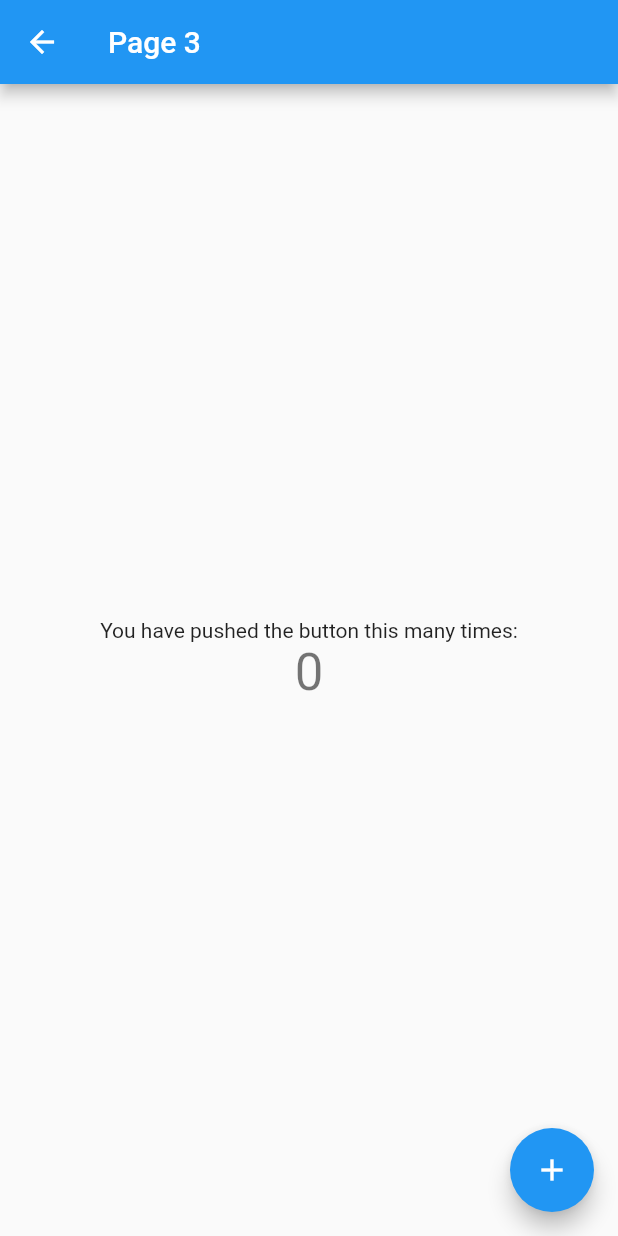
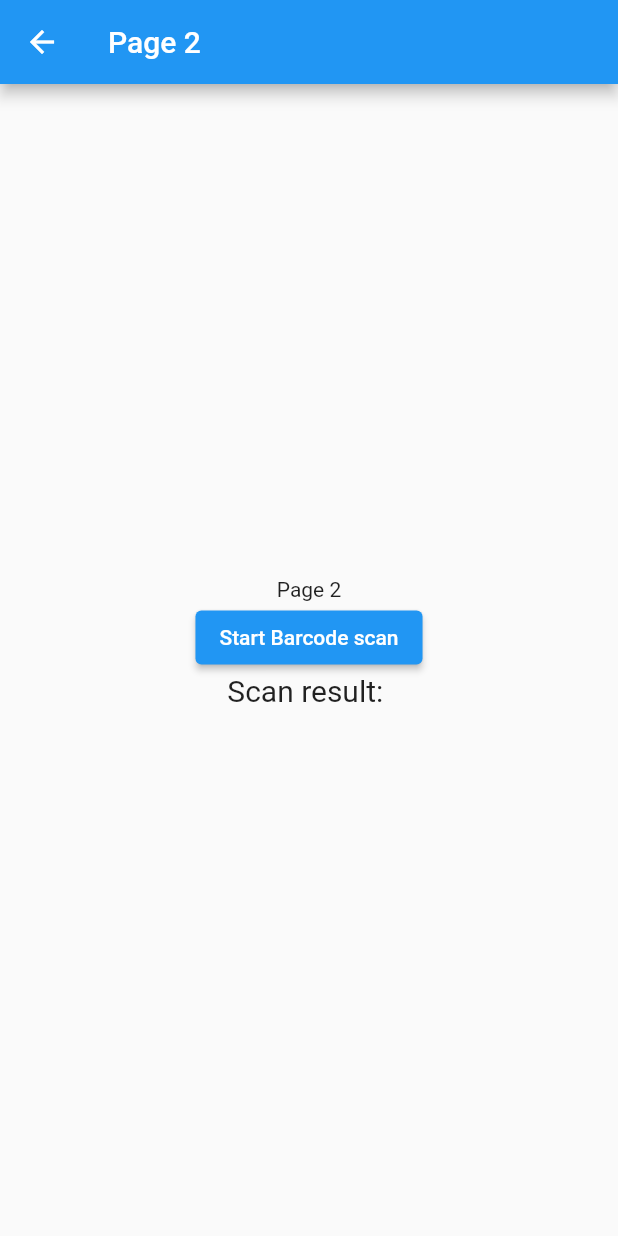
Before and after one commit to BW-BW/myscanner, a Flutter app: the MyPage3 screen opened directly, on a phone screen of 412 x 824 dp. Run offline on Flutter 3.47's test engine with Material 2 defaults, Android fonts, the phone set to English and light mode, and no system bars; our stand-ins replace supabase_flutter; missing offline and left inert: flutter_barcode_scanner; accounts and stored records are empty.

Commit message:
Icon
UI as well and scan auto now

```diff
--- a/lib/routes/routes.dart
+++ /dev/null
@@ -1,5 +0,0 @@
-class Routes {
-  static const String home = '/';
-  static const String settings = '/settings';
-  static const String profile = '/profile';
-}
--- a/lib/userpages/pageScan.dart
+++ b/lib/userpages/pageScan.dart
@@ -1,41 +1,57 @@
 import 'package:flutter/material.dart';
+import 'package:flutter_barcode_scanner/flutter_barcode_scanner.dart';
 
 class MyPage3 extends StatefulWidget {
   const MyPage3({super.key});
+
   @override
   MyPage3State createState() => MyPage3State();
 }
 
 class MyPage3State extends State<MyPage3> {
-  int _counter = 0;
+  String _scanBarcode = 'Unknown';
 
-  void _incrementCounter() {
+  @override
+  void initState() {
+    super.initState();
+    scanBarcodeNormal();
+  }
+
+  Future<void> scanBarcodeNormal() async {
+    String barcodeScanRes;
+    try {
+      barcodeScanRes = await FlutterBarcodeScanner.scanBarcode(
+          '#ff6666', 'Cancel', true, ScanMode.BARCODE);
+    } catch (e) {
+      barcodeScanRes = 'Failed to get platform version.';
+    }
+    if (!mounted) return;
+
     setState(() {
-      _counter++;
+      _scanBarcode = barcodeScanRes;
     });
   }
 
   @override
   Widget build(BuildContext context) {
     return Scaffold(
-      appBar: AppBar(title: const Text('Page 3')),
+      appBar: AppBar(title: const Text('Page 2')),
       body: Center(
         child: Column(
           mainAxisAlignment: MainAxisAlignment.center,
           children: <Widget>[
-            const Text('You have pushed the button this many times:'),
+            const Text('Page 2'),
+            ElevatedButton(
+              onPressed: scanBarcodeNormal,
+              child: const Text('Start Barcode scan'),
+            ),
             Text(
-              '$_counter',
-              style: Theme.of(context).textTheme.headline4,
+              'Scan result: $_scanBarcode\n',
+              style: const TextStyle(fontSize: 20),
             ),
           ],
         ),
       ),
-      floatingActionButton: FloatingActionButton(
-        onPressed: _incrementCounter,
-        tooltip: 'Increment',
-        child: const Icon(Icons.add),
-      ),
     );
   }
 }
--- a/pubspec.yaml
+++ b/pubspec.yaml
@@ -49,6 +49,12 @@ dev_dependencies:
   # package. See that file for information about deactivating specific lint
   # rules and activating additional ones.
   flutter_lints: ^2.0.0
+  flutter_launcher_icons: ^0.9.2
+
+flutter_icons:
+  android: true
+  ios: true
+  image_path: "assets/logo.png"
 
 # For information on the generic Dart part of this file, see the
 # following page: https://dart.dev/tools/pub/pubspec
```
Also changed, not shown: lib/main.dart (+26 -4 lines), lib/userpages/pageAccount.dart (+13 -7 lines), lib/userpages/pageHistory.dart (+16 -20 lines), assets/logo.png (added), flutter_launcher_icons.yaml (added), pubspec.lock, 21 other files.
